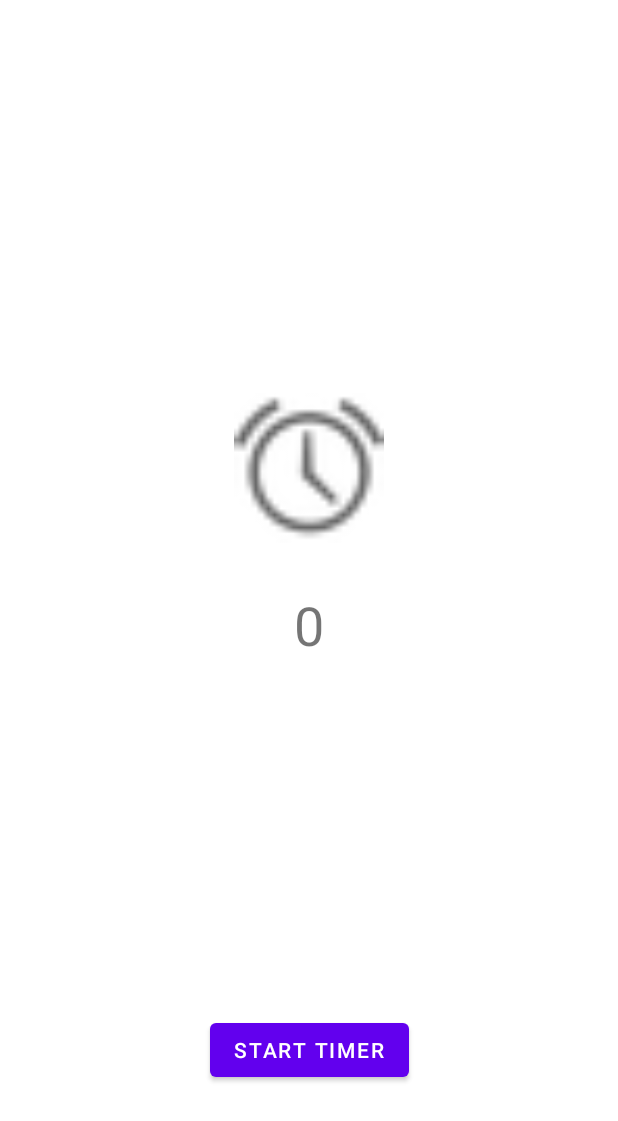
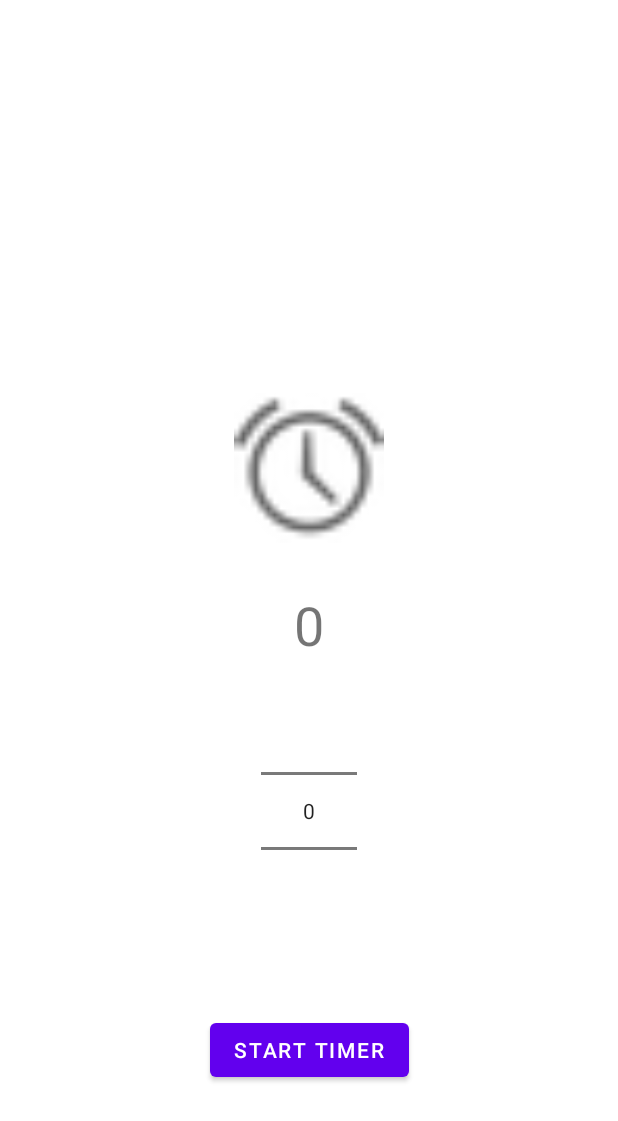
Before and after one commit to SzilvasiPeter/PomoTODOro, an Android app: the layout timer_activity.xml on its own in the app's theme, with its tools: preview values and no code run, on a phone screen of 412 x 824 dp. Shown: the top 1121 px of the screen. Run offline under Robolectric (Android 15) with nearby library versions, the phone set to English and light mode, and no system bars.

Commit message:
Timer activity - numberpicker

```diff
--- a/ToDo/app/src/main/res/layout/timer_activity.xml
+++ b/ToDo/app/src/main/res/layout/timer_activity.xml
@@ -42,4 +42,15 @@
         app:layout_constraintStart_toStartOf="parent"
         android:clickable="true"
         android:focusable="true" />
+
+    <NumberPicker
+        android:id="@+id/timer_numberPicker"
+        android:layout_width="wrap_content"
+        android:layout_height="wrap_content"
+        android:layout_marginTop="10dp"
+        app:layout_constraintEnd_toEndOf="parent"
+        app:layout_constraintStart_toStartOf="parent"
+        app:layout_constraintTop_toBottomOf="@+id/timer_textView"
+        android:visibility="visible"/>
+
 </androidx.constraintlayout.widget.ConstraintLayout>
```
Also changed, not shown: ToDo/app/src/main/java/com/example/todo/activities/TimerActivity.java (+17 -1 lines), ToDo/app/src/main/res/layout/task_activity.xml (+6 -6 lines).
